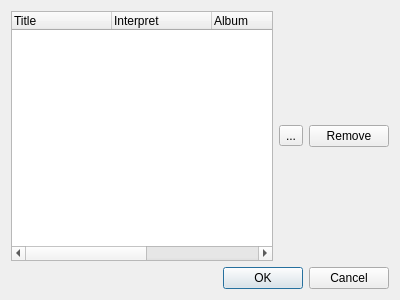
Old version of the form dialogaddsongs.ui in the repository CermakM/MediaPlayer.
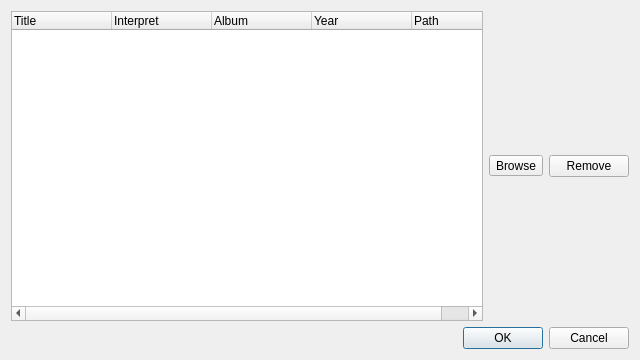
New version of the form.

The edit to the form file:
```diff
--- a/dialogaddsongs.ui
+++ b/dialogaddsongs.ui
@@ -6,8 +6,8 @@
    <rect>
     <x>0</x>
     <y>0</y>
-    <width>400</width>
-    <height>300</height>
+    <width>640</width>
+    <height>360</height>
    </rect>
   </property>
   <property name="windowTitle">
@@ -17,7 +17,7 @@
    <item row="0" column="1">
     <widget class="QToolButton" name="BrowseButton">
      <property name="text">
-      <string>...</string>
+      <string>Browse</string>
      </property>
     </widget>
    </item>
```
